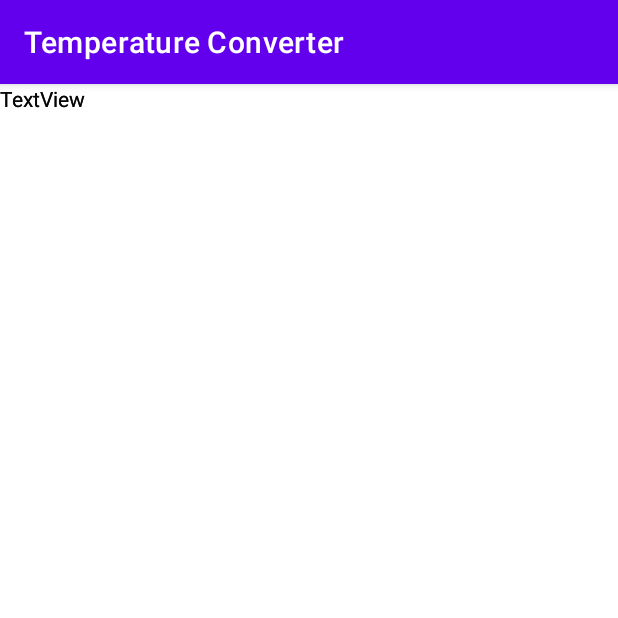
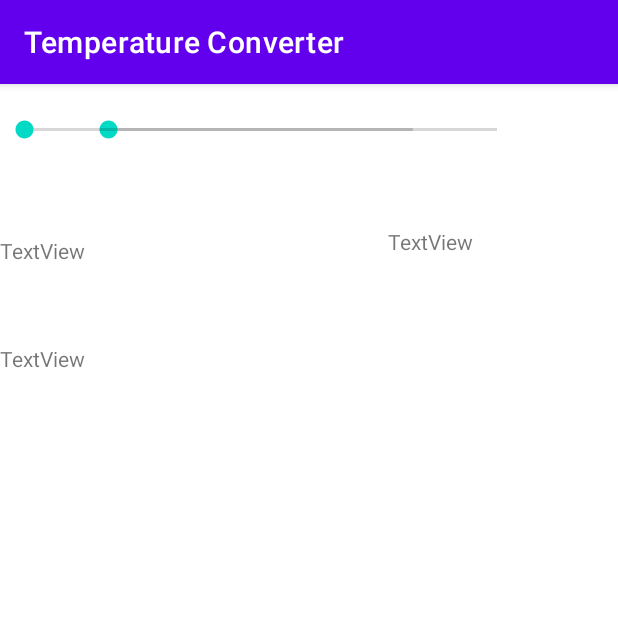
Before and after one commit to BUCS501/Temperature_Converter, an Android app: the screen it shows after launch (MainActivity), on a phone screen of 412 x 824 dp, the top half of it. Run offline under Robolectric (Android 15) with nearby library versions, the phone set to English and light mode, and no system bars.

Commit message:
Setup constraintlayouts and elements in xml

```diff
--- a/app/src/main/res/layout/activity_main.xml
+++ b/app/src/main/res/layout/activity_main.xml
@@ -7,42 +7,74 @@
     tools:context=".MainActivity">
 
     <TextView
-        android:id="@+id/textView"
-        android:layout_width="wrap_content"
-        android:layout_height="wrap_content"
+        android:id="@+id/celsius_text"
+        android:layout_width="158dp"
+        android:layout_height="58dp"
+        android:layout_marginBottom="36dp"
         android:text="TextView"
-        tools:layout_editor_absoluteX="61dp"
-        tools:layout_editor_absoluteY="169dp" />
+        app:layout_constraintBottom_toTopOf="@+id/celsius_seekbar"
+        app:layout_constraintTop_toTopOf="parent"
+        app:layout_constraintVertical_bias="0.917"
+        tools:layout_editor_absoluteX="61dp" />
 
     <TextView
-        android:id="@+id/textView2"
-        android:layout_width="wrap_content"
-        android:layout_height="wrap_content"
+        android:id="@+id/fahr_text"
+        android:layout_width="158dp"
+        android:layout_height="58dp"
+        android:layout_marginBottom="40dp"
         android:text="TextView"
-        tools:layout_editor_absoluteX="63dp"
-        tools:layout_editor_absoluteY="355dp" />
+        app:layout_constraintBottom_toTopOf="@+id/fahr_seekBar"
+        app:layout_constraintTop_toBottomOf="@+id/celsius_seekbar"
+        app:layout_constraintVertical_bias="1.0"
+        tools:layout_editor_absoluteX="61dp" />
 
     <TextView
-        android:id="@+id/textView3"
-        android:layout_width="wrap_content"
-        android:layout_height="wrap_content"
+        android:id="@+id/fahr_val"
+        android:layout_width="93dp"
+        android:layout_height="45dp"
+        android:layout_marginTop="32dp"
+        android:layout_marginEnd="60dp"
         android:text="TextView"
-        tools:layout_editor_absoluteX="284dp"
-        tools:layout_editor_absoluteY="288dp" />
+        app:layout_constraintBottom_toTopOf="@+id/msg"
+        app:layout_constraintEnd_toEndOf="parent"
+        app:layout_constraintTop_toBottomOf="@+id/fahr_seekBar"
+        app:layout_constraintVertical_bias="0.057" />
+
+    <SeekBar
+        android:id="@+id/fahr_seekBar"
+        android:layout_width="291dp"
+        android:layout_height="61dp"
+        android:layout_marginStart="56dp"
+        app:layout_constraintStart_toStartOf="parent"
+        tools:layout_editor_absoluteY="435dp" />
 
     <TextView
-        android:id="@+id/textView4"
-        android:layout_width="wrap_content"
-        android:layout_height="wrap_content"
+        android:id="@+id/celsius_val"
+        android:layout_width="93dp"
+        android:layout_height="45dp"
+        android:layout_marginTop="40dp"
         android:text="TextView"
-        tools:layout_editor_absoluteX="286dp"
-        tools:layout_editor_absoluteY="512dp" />
+        app:layout_constraintBottom_toTopOf="@+id/fahr_seekBar"
+        app:layout_constraintTop_toBottomOf="@+id/celsius_seekbar"
+        app:layout_constraintVertical_bias="0.0"
+        tools:layout_editor_absoluteX="258dp" />
 
     <TextView
-        android:id="@+id/textView5"
+        android:id="@+id/msg"
         android:layout_width="283dp"
         android:layout_height="65dp"
+        android:layout_marginTop="112dp"
         android:text="TextView"
-        tools:layout_editor_absoluteX="61dp"
-        tools:layout_editor_absoluteY="618dp" />
+        app:layout_constraintBottom_toBottomOf="parent"
+        app:layout_constraintTop_toBottomOf="@+id/fahr_seekBar"
+        app:layout_constraintVertical_bias="0.0"
+        tools:layout_editor_absoluteX="64dp" />
+
+    <SeekBar
+        android:id="@+id/celsius_seekbar"
+        android:layout_width="291dp"
+        android:layout_height="61dp"
+        tools:layout_editor_absoluteX="60dp"
+        tools:layout_editor_absoluteY="179dp" />
+
 </androidx.constraintlayout.widget.ConstraintLayout>
```
